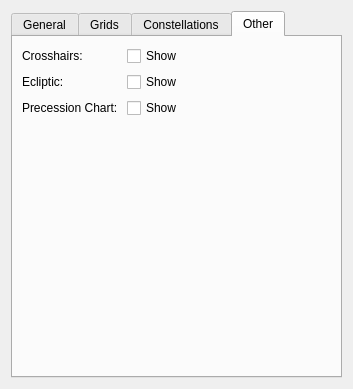
This is glue_wwt/viewer/options_widget.ui in glue-viz/glue-wwt as Qt 5 draws it before an edit. The edited form follows.
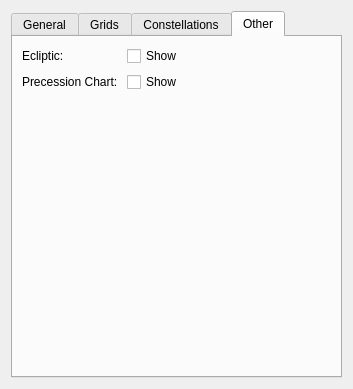
This is the edited form. The open tabs and pages were chosen to show the change. Custom widgets are drawn as their Qt base class.

Commit message: More options UI updating. Disable grid/constellation/other tabs when not in sky or 3D mode.

```diff
--- a/glue_wwt/viewer/options_widget.ui
+++ b/glue_wwt/viewer/options_widget.ui
@@ -489,82 +489,61 @@
        <string>Other</string>
       </attribute>
       <layout class="QGridLayout" name="gridLayout_5">
-       <item row="3" column="1">
-        <spacer name="verticalSpacer_4">
-         <property name="orientation">
-          <enum>Qt::Vertical</enum>
-         </property>
-         <property name="sizeHint" stdset="0">
-          <size>
-           <width>20</width>
-           <height>40</height>
-          </size>
-         </property>
-        </spacer>
-       </item>
        <item row="1" column="0">
-        <widget class="QLabel" name="label_ecliptic_2">
-         <property name="text">
-          <string>Ecliptic:</string>
-         </property>
-        </widget>
-       </item>
-       <item row="0" column="1">
-        <widget class="QCheckBox" name="bool_crosshairs">
-         <property name="text">
-          <string>Show</string>
-         </property>
-        </widget>
-       </item>
-       <item row="2" column="0">
         <widget class="QLabel" name="label_precession_chart">
          <property name="text">
           <string>Precession Chart:</string>
          </property>
         </widget>
        </item>
-       <item row="1" column="1">
+       <item row="2" column="1">
+        <spacer name="verticalSpacer_4">
+         <property name="orientation">
+          <enum>Qt::Vertical</enum>
+         </property>
+         <property name="sizeHint" stdset="0">
+          <size>
+           <width>20</width>
+           <height>40</height>
+          </size>
+         </property>
+        </spacer>
+       </item>
+       <item row="0" column="1">
         <widget class="QCheckBox" name="bool_ecliptic">
          <property name="text">
           <string>Show</string>
          </property>
         </widget>
        </item>
-       <item row="0" column="0">
-        <widget class="QLabel" name="label_crosshairs">
-         <property name="text">
-          <string>Crosshairs:</string>
-         </property>
-        </widget>
-       </item>
-       <item row="2" column="1">
-        <widget class="QCheckBox" name="bool_precession_chart">
-         <property name="text">
-          <string>Show</string>
-         </property>
-        </widget>
-       </item>
        <item row="0" column="2">
-        <widget class="QColorBox" name="color_crosshairs_color">
-         <property name="text">
-          <string/>
-         </property>
-        </widget>
-       </item>
-       <item row="1" column="2">
         <widget class="QColorBox" name="color_ecliptic_color">
          <property name="text">
           <string/>
          </property>
         </widget>
        </item>
-       <item row="2" column="2">
+       <item row="0" column="0">
+        <widget class="QLabel" name="label_ecliptic_2">
+         <property name="text">
+          <string>Ecliptic:</string>
+         </property>
+        </widget>
+       </item>
+       <item row="1" column="2">
         <widget class="QColorBox" name="color_precession_chart_color">
          <property name="text">
           <string/>
          </property>
         </widget>
        </item>
+       <item row="1" column="1">
+        <widget class="QCheckBox" name="bool_precession_chart">
+         <property name="text">
+          <string>Show</string>
+         </property>
+        </widget>
+       </item>
       </layout>
      </widget>
     </widget>
```
Left out of the diff: 259 changed lines with no effect on the pictures. The commit also changes 1 other file.
